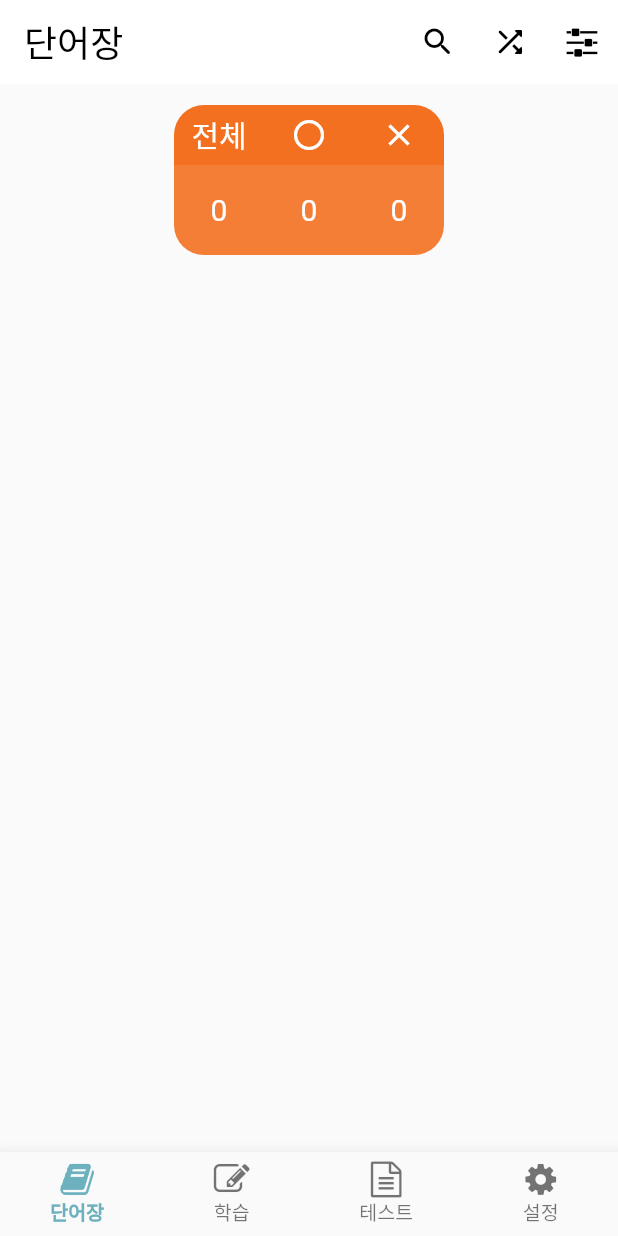
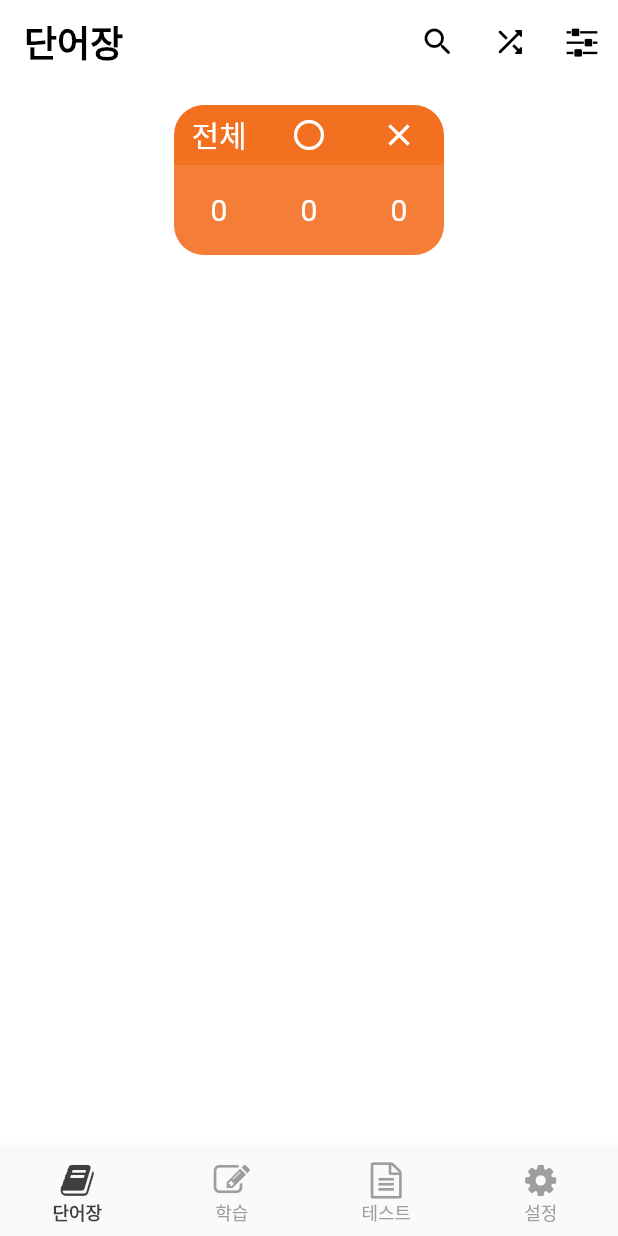
Before and after one commit to almeng-E/arabic_korean_memo, a Flutter app: the screen it shows after launch, on a phone screen of 412 x 824 dp. Run offline on Flutter 3.47's test engine with Material 2 defaults, Android fonts, the phone set to English and light mode, and no system bars; our stand-ins replace csv; missing offline and left inert: swipable_stack.

Commit message:
23-08-31 app_theme 설정

```diff
--- a/assets/csv/DUMMY.csv
+++ b/assets/csv/DUMMY.csv
@@ -1,5 +1,5 @@
 word_id,arabic_word,korean_meaning,page,grammatical_type,is_memorized,root,info
-1,سلام,안녕하세요,10,Noun,1,س ل م,Greeting
+1,سلام,안녕하세요오오오오오,10,Noun,1,س ل م,Greeting
 2,كتاب,책,15,Noun,0,ك ت ب,Book
 3,علم,학문,20,Noun,1,ع ل م,Knowledge
 4,طاولة,책상,25,Noun,1,ط و ل,Table
--- a/lib/main.dart
+++ b/lib/main.dart
@@ -8,8 +8,8 @@ import 'package:arabic_korean_memo/pages/p_study.dart';
 import 'package:arabic_korean_memo/pages/p_tests.dart';
 import 'package:arabic_korean_memo/pages/p_vocabs.dart';
 
-import 'package:arabic_korean_memo/themes/my_colors.dart';
 import 'package:arabic_korean_memo/themes/my_icons.dart';
+import 'package:arabic_korean_memo/themes/app_theme.dart';
 
 void main() {
   WidgetsFlutterBinding.ensureInitialized();
@@ -24,10 +24,11 @@ class MyApp extends StatelessWidget {
   Widget build(BuildContext context) {
     return ChangeNotifierProvider(
       create: (BuildContext context) => ItemProvider()..loadData(),
-      child: const MaterialApp(
+      child: MaterialApp(
         debugShowCheckedModeBanner: false,
         title: '나만의 작은 아랍어',
-        home: MainPages(),
+        theme: AppTheme.lightTheme,
+        home: const MainPages(),
       ),
     );
   }
@@ -61,9 +62,6 @@ class _MainPagesState extends State<MainPages> {
 
   BottomNavigationBar _buildBottomNavigationBar() {
     return BottomNavigationBar(
-      // 타입
-      type: BottomNavigationBarType.fixed,
-      elevation: 10,
       //현재 index 변수에 저장
       currentIndex: _currentIndex,
       //tap -> index 변경
@@ -91,18 +89,6 @@ class _MainPagesState extends State<MainPages> {
           label: '설정',
         ),
       ],
-      // BottomNavi 스타일 지정
-      selectedItemColor: mainMint,
-      selectedLabelStyle: const TextStyle(
-        fontWeight: FontWeight.w700,
-        fontSize: 13,
-      ),
-      // unselectedItemColor: Colors.grey,
-      unselectedLabelStyle: const TextStyle(
-        fontWeight: FontWeight.w500,
-        fontSize: 13,
-      ),
-      showUnselectedLabels: true,
     );
   }
 }
--- a/lib/pages/p_setting.dart
+++ b/lib/pages/p_setting.dart
@@ -16,12 +16,9 @@ class _MainPageSettingsState extends State<MainPageSettings> {
         title: const Text(
           '설정',
           style: TextStyle(
-            color: Colors.black,
             fontSize: 24,
           ),
         ),
-        elevation: 0,
-        backgroundColor: Colors.white,
       ),
       body: Padding(
         padding: const EdgeInsets.fromLTRB(14, 14, 14, 0),
--- a/lib/pages/p_study.dart
+++ b/lib/pages/p_study.dart
@@ -39,16 +39,12 @@ class _MainPageStudyState extends State<MainPageStudy> {
         title: const Text(
           '학습',
           style: TextStyle(
-            color: Colors.black,
             fontSize: 24,
           ),
         ),
-        elevation: 0,
-        backgroundColor: Colors.white,
         actions: [
           IconButton(
             icon: const Icon(CustomIcon.sliders),
-            color: Colors.black,
             tooltip: '범위설정',
             onPressed: () {},
           ),
--- a/lib/pages/p_tests.dart
+++ b/lib/pages/p_tests.dart
@@ -38,16 +38,12 @@ class _MainPageTestsState extends State<MainPageTests> {
         title: const Text(
           '테스트',
           style: TextStyle(
-            color: Colors.black,
             fontSize: 24,
           ),
         ),
-        elevation: 0,
-        backgroundColor: Colors.white,
         actions: [
           IconButton(
             icon: const Icon(CustomIcon.sliders),
-            color: Colors.black,
             tooltip: '범위설정',
             onPressed: () {},
           ),
--- a/lib/pages/p_vocabs.dart
+++ b/lib/pages/p_vocabs.dart
@@ -35,28 +35,22 @@ class _MainPageVocabsState extends State<MainPageVocabs> {
         title: const Text(
           '단어장',
           style: TextStyle(
-            color: Colors.black,
             fontSize: 24,
           ),
         ),
-        elevation: 0,
-        backgroundColor: Colors.white,
         actions: [
           IconButton(
             icon: const Icon(Icons.search_rounded),
-            color: Colors.black,
             tooltip: '검색',
             onPressed: () {},
           ),
           IconButton(
             icon: const Icon(Icons.shuffle_rounded),
-            color: Colors.black,
             tooltip: '셔플',
             onPressed: () {},
           ),
           IconButton(
             icon: const Icon(CustomIcon.sliders),
-            color: Colors.black,
             tooltip: '범위설정',
             onPressed: () {},
           ),
--- /dev/null
+++ b/lib/themes/app_theme.dart
@@ -0,0 +1,50 @@
+import 'package:flutter/material.dart';
+import 'package:arabic_korean_memo/themes/my_colors.dart';
+
+class AppTheme {
+  static final ThemeData lightTheme = ThemeData(
+    //----------------------------------- main THEME
+    primaryColor: hermesOrange,
+    colorScheme: ColorScheme.fromSwatch().copyWith(secondary: hermesOrange),
+    scaffoldBackgroundColor: Colors.white,
+
+    //----------------------------------- appBar THEME
+    appBarTheme: const AppBarTheme(
+      titleTextStyle: TextStyle(
+        fontWeight: FontWeight.bold,
+        color: Colors.black,
+      ),
+      elevation: 0,
+      backgroundColor: Colors.white,
+      actionsIconTheme: IconThemeData(color: Colors.black),
+    ),
+
+    //----------------------------------- bottomNavi THEME
+    bottomNavigationBarTheme: BottomNavigationBarThemeData(
+      type: BottomNavigationBarType.fixed,
+      elevation: 10,
+      selectedItemColor: Colors.black.withOpacity(0.75),
+      selectedLabelStyle: const TextStyle(
+        fontWeight: FontWeight.w700,
+        fontSize: 12,
+      ),
+      unselectedItemColor: Colors.grey,
+      unselectedLabelStyle: const TextStyle(
+        fontWeight: FontWeight.w500,
+        fontSize: 12,
+      ),
+      showUnselectedLabels: true,
+    ),
+
+    //----------------------------------- expansionTileTheme
+    expansionTileTheme: const ExpansionTileThemeData(
+      backgroundColor: hermesOrange,
+      textColor: Colors.black,
+      iconColor: Colors.black,
+      collapsedBackgroundColor: hermesOrange,
+      collapsedTextColor: Colors.black,
+      collapsedIconColor: Colors.black,
+      tilePadding: EdgeInsets.all(2),
+    ),
+  );
+}
--- a/lib/ui/category_button.dart
+++ b/lib/ui/category_button.dart
@@ -1,6 +1,4 @@
 import 'package:flutter/material.dart';
-
-import 'package:arabic_korean_memo/themes/my_colors.dart';
 
 // =========================================================================
 class _Constants {
@@ -97,8 +95,8 @@ class ClickableContainer extends StatelessWidget {
           Container(
             width: _Constants.containerWidth,
             height: _Constants.containerHeight,
-            decoration: const BoxDecoration(
-              color: hermesOrange,
+            decoration: BoxDecoration(
+              color: Theme.of(context).primaryColor,
             ),
             child: Center(
               child: labelIcon,
@@ -108,7 +106,7 @@ class ClickableContainer extends StatelessWidget {
             width: _Constants.containerWidth,
             height: _Constants.containerWidth,
             decoration: BoxDecoration(
-              color: hermesOrange.withOpacity(0.9),
+              color: Theme.of(context).primaryColor.withOpacity(0.9),
             ),
             child: Center(
               child: Text(
--- a/lib/ui/menu_card.dart
+++ b/lib/ui/menu_card.dart
@@ -1,6 +1,4 @@
 import 'package:flutter/material.dart';
-
-import 'package:arabic_korean_memo/themes/my_colors.dart';
 
 // =========================================================================
 class MenuCard extends StatefulWidget {
@@ -29,7 +27,7 @@ class _MenuCardState extends State<MenuCard> {
       shape: RoundedRectangleBorder(
         borderRadius: widget._baseBorderRadius,
       ),
-      color: hermesOrange,
+      color: Theme.of(context).primaryColor,
       child: InkWell(
         borderRadius: widget._baseBorderRadius,
         onTap: () {
```
Also changed, not shown: lib/data/data_manager.dart (deleted, +0 -82 lines), lib/pages/screens/pp_flash_cards.dart (+10 -12 lines), lib/ui/vocab_list.dart (+0 -8 lines).
